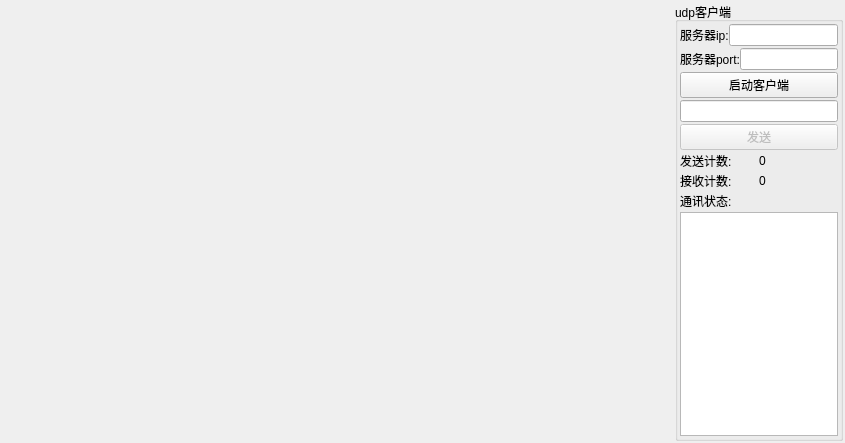
Qt form HelloToolbox/network/network.ui (AngLao/HelloToolbox) before a commit.
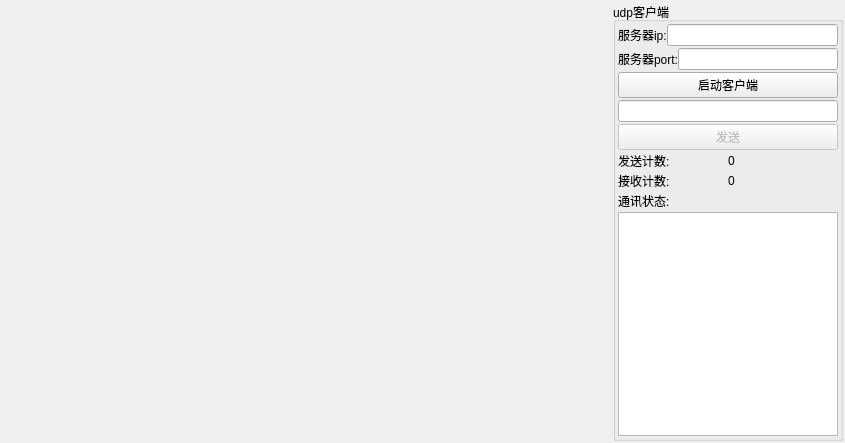
The same form after that commit.

Commit message: 修改默认字体

Patch:
```diff
--- a/HelloToolbox/network/network.ui
+++ b/HelloToolbox/network/network.ui
@@ -59,6 +59,18 @@
    </item>
    <item>
     <widget class="QGroupBox" name="groupBox_5">
+     <property name="sizePolicy">
+      <sizepolicy hsizetype="Minimum" vsizetype="Minimum">
+       <horstretch>0</horstretch>
+       <verstretch>0</verstretch>
+      </sizepolicy>
+     </property>
+     <property name="minimumSize">
+      <size>
+       <width>230</width>
+       <height>0</height>
+      </size>
+     </property>
      <property name="title">
       <string>udp客户端</string>
      </property>
```
The commit also changes 1 other file.
